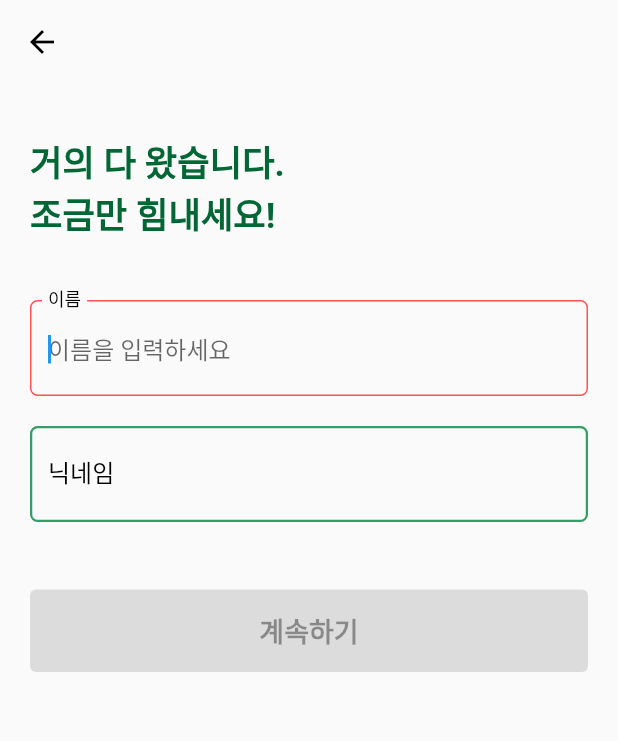
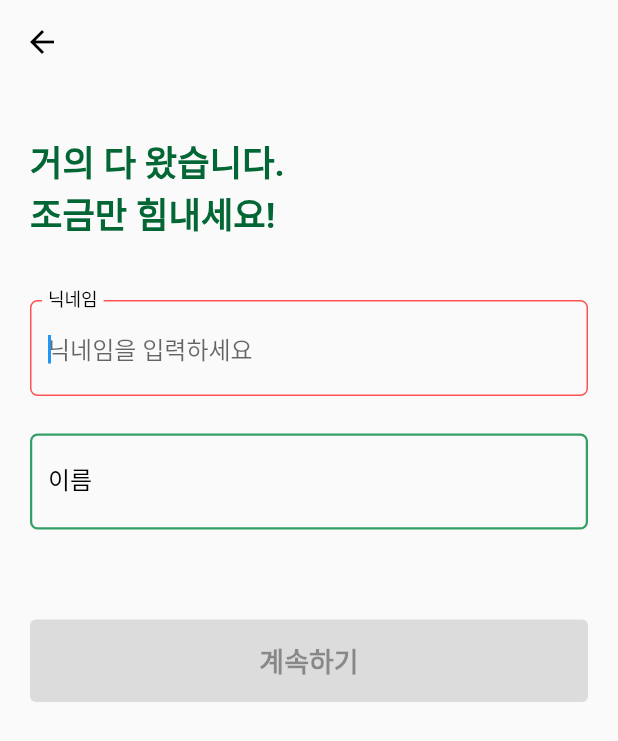
Before and after one commit to Walkreen/Frontend, a Flutter app: the JoinPage2 screen opened by its route, after a tap on an icon or button, on a phone screen of 412 x 824 dp. Shown: the top 741 px of the screen. Run offline on Flutter 3.47's test engine with Material 2 defaults, Android fonts, the phone set to English and light mode, and no system bars; our stand-ins replace animated_splash_screen, flutter_holo_date_picker, fluttertoast.

Commit message:
joinPage1 버튼 활성화 조건 수정
그전꺼 -> 한번 버튼이 활성화되고나서 수정 작업을 거쳐도 버튼 비활성화가 되지 않음

변경 사항 -> 버튼이 활성화되고 수정 작업을 거치면 바로 버튼이 다시 비활성화가 되고 조건에 따라 다시 활성화 여부가 결정됨

```diff
--- a/lib/auto/Join/JoinPage2.dart
+++ b/lib/auto/Join/JoinPage2.dart
@@ -18,7 +18,6 @@ class _JoinPage2State extends State<JoinPage2> {
   bool _isNameValid = false;
   bool _isButtonValid = false;
 
-
   @override
   void initState() {
     // TODO: implement initState
@@ -32,7 +31,14 @@ class _JoinPage2State extends State<JoinPage2> {
         _isButtonValid = isButtonValid;
       });
     });
+
+    _controllerNickName.addListener(() {
+      setState(() {
+        _isButtonValid = false;
+      });
+    });
   }
+
 
   @override
   void dispose() {
@@ -75,29 +81,7 @@ class _JoinPage2State extends State<JoinPage2> {
                           const SizedBox(
                             height: 40.0,
                           ),
-                          MyTextField(
-                            name: '이름',
-                            text: '이름을 입력하세요',
-                            keyboard: TextInputType.name,
-                            controller: _controllerName,
-                            textInputAction: TextInputAction.next,
-                            onEditingComplete: () {
-                              if(_controllerName.text.isNotEmpty) {
-                                _isNameValid = true;
-                              }
 
-                              _isButtonValid = _isNameValid && _isNickNameValid;
-                              setState(() {
-                                _isNameValid;
-                                _isButtonValid;
-                              });
-                              if(_isNameValid) {
-                                FocusScope.of(context).nextFocus();
-                              }
-                            },),
-                          const SizedBox(
-                            height: 20.0,
-                          ),
                           MyTextField(
                             name: '닉네임',
                             text: '닉네임을 입력하세요',
@@ -108,7 +92,8 @@ class _JoinPage2State extends State<JoinPage2> {
                               if (!_isVisibleNickName) {
                                 _isVisibleNickName = true;
                               }
-                              _isNickNameValid = !_isEmailDuplicated(_controllerNickName.text);
+                              _isNickNameValid =
+                                  !_isEmailDuplicated(_controllerNickName.text);
                               _isButtonValid = _isNameValid && _isNickNameValid;
                               setState(() {
                                 _isVisibleNickName;
@@ -116,7 +101,7 @@ class _JoinPage2State extends State<JoinPage2> {
                                 _isButtonValid;
                               });
                               if (_isNickNameValid) {
-                                FocusScope.of(context).unfocus();
+                                FocusScope.of(context).nextFocus();
                               }
                             },
                           ),
@@ -125,19 +110,49 @@ class _JoinPage2State extends State<JoinPage2> {
                           ),
                           Visibility(
                             visible: _isVisibleNickName,
-                            child: _isNickNameValid ? const Text(
+                            child: _isNickNameValid
+                                ? const Text(
                                     '사용 가능한 닉네임입니다.',
                                     style: TextStyle(
                                       fontSize: 12.0,
                                       color: Colors.green,
                                     ),
-                            ) : const Text(
+                                  )
+                                : const Text(
                                     '동일한 닉네임 존재합니다.',
                                     style: TextStyle(
                                       fontSize: 12.0,
                                       color: Colors.red,
                                     ),
                                   ),
+                          ),
+                          const SizedBox(
+                            height: 20.0,
+                          ),
+                          MyTextField(
+                            name: '이름',
+                            text: '이름을 입력하세요',
+                            keyboard: TextInputType.name,
+                            controller: _controllerName,
+                            textInputAction: TextInputAction.next,
+                            onEditingComplete: () {
+                              if (_controllerName.text.isNotEmpty) {
+                                _isNameValid = true;
+                              }
+
+                              _isButtonValid = _isNameValid && _isNickNameValid;
+                              setState(() {
+                                _isNameValid;
+                                _isButtonValid;
+                              });
+
+                              if (_isNameValid) {
+                                FocusScope.of(context).unfocus();
+                              }
+                            },
+                          ),
+                          const SizedBox(
+                            height: 20.0,
                           ),
                           const SizedBox(
                             height: 10.0,
@@ -149,9 +164,11 @@ class _JoinPage2State extends State<JoinPage2> {
                           ),
                           MyButton(
                             buttonName: '계속하기',
-                            onPressed: (_isButtonValid)? () {
+                            onPressed: (_isButtonValid)
+                                ? () {
                                     Navigator.pushNamed(context, '/LastJoin');
-                            }: null,
+                                  }
+                                : null,
                           )
                         ],
                       ),
@@ -165,8 +182,9 @@ class _JoinPage2State extends State<JoinPage2> {
   }
 
   bool _isEmailDuplicated(String text) {
-    if (text == "chanho") return false;
-    else return true;
+    if (text == "chanho")
+      return false;
+    else
+      return true;
   }
-
 }
```
Lines whose indentation alone changed are shown as unchanged.
